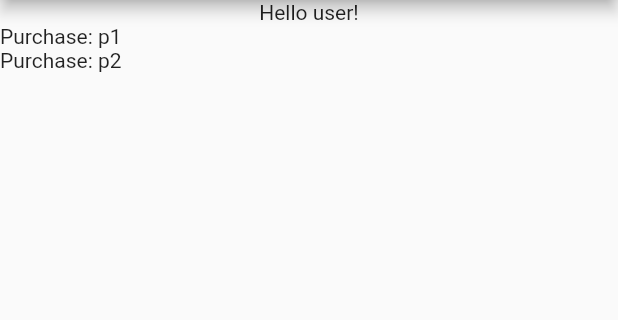
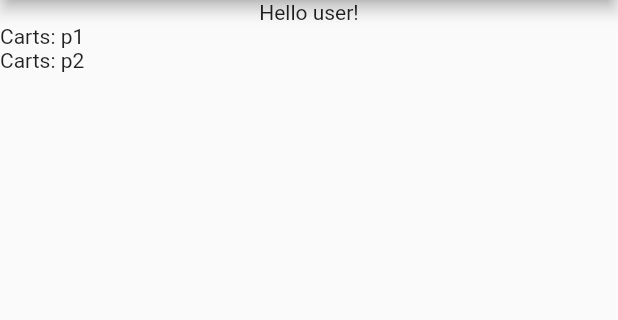
Before and after one commit to Omerixe/EcoMi, a Flutter app: the screen it shows after launch, on a phone screen of 412 x 824 dp, the part 84-404 px from its top. Run offline on Flutter 3.47's test engine with Material 2 defaults, Android fonts, the phone set to English and light mode, and no system bars.

Commit message:
rename purchase to cart

```diff
--- a/assets/customer.json
+++ b/assets/customer.json
@@ -1,6 +1,6 @@
 {
   "id": "customer1",
-  "purchases": [
+  "carts": [
     {
       "id": "p1",
       "score": 2
--- a/lib/data/purchase.dart
+++ b/lib/data/cart.dart
@@ -1,19 +1,18 @@
 import 'package:json_annotation/json_annotation.dart';
 
-part 'purchase.g.dart';
+part 'cart.g.dart';
 
 @JsonSerializable()
-class Purchase {
+class Cart {
   final String id;
   final List<Product> products;
   final int score;
 
-  Purchase(this.id, this.products, this.score);
+  Cart(this.id, this.products, this.score);
 
-  factory Purchase.fromJson(Map<String, dynamic> json) =>
-      _$PurchaseFromJson(json);
+  factory Cart.fromJson(Map<String, dynamic> json) => _$CartFromJson(json);
 
-  Map<String, dynamic> toJson() => _$PurchaseToJson(this);
+  Map<String, dynamic> toJson() => _$CartToJson(this);
 }
 
 @JsonSerializable()
--- a/lib/data/customer.dart
+++ b/lib/data/customer.dart
@@ -5,9 +5,9 @@ part 'customer.g.dart';
 @JsonSerializable()
 class Customer {
   final String id;
-  final List<Purchase> purchases;
+  final List<Cart> carts;
 
-  Customer(this.id, this.purchases);
+  Customer(this.id, this.carts);
 
   factory Customer.fromJson(Map<String, dynamic> json) =>
       _$CustomerFromJson(json);
@@ -16,14 +16,13 @@ class Customer {
 }
 
 @JsonSerializable()
-class Purchase {
+class Cart {
   final String id;
   final int score;
 
-  Purchase(this.id, this.score);
+  Cart(this.id, this.score);
 
-  factory Purchase.fromJson(Map<String, dynamic> json) =>
-      _$PurchaseFromJson(json);
+  factory Cart.fromJson(Map<String, dynamic> json) => _$CartFromJson(json);
 
-  Map<String, dynamic> toJson() => _$PurchaseToJson(this);
+  Map<String, dynamic> toJson() => _$CartToJson(this);
 }
--- a/lib/repository.dart
+++ b/lib/repository.dart
@@ -8,7 +8,7 @@ import 'data/customer.dart';
 abstract class Repository {
   Future<Customer> fetchCustomer();
 
-  Future<Purchase> fetchPurchase(String customerId, String purchaseId);
+  Future<Cart> fetchCart(String customerId, String purchaseId);
 }
 
 class NetworkRepository implements Repository {
@@ -25,22 +25,22 @@ class NetworkRepository implements Repository {
     } else {
       // If the server did not return a 200 OK response,
       // then throw an exception.
-      throw Exception('Failed to load album');
+      throw Exception('Failed to load customer');
     }
   }
 
   @override
-  Future<Purchase> fetchPurchase(String customerId, String purchaseId) async {
-    final response = await http.get(Uri.parse(url + '/purchase'));
+  Future<Cart> fetchCart(String customerId, String purchaseId) async {
+    final response = await http.get(Uri.parse(url + '/cart'));
 
     if (response.statusCode == 200) {
       // If the server did return a 200 OK response,
       // then parse the JSON.
-      return Purchase.fromJson(jsonDecode(response.body));
+      return Cart.fromJson(jsonDecode(response.body));
     } else {
       // If the server did not return a 200 OK response,
       // then throw an exception.
-      throw Exception('Failed to load album');
+      throw Exception('Failed to load cart');
     }
   }
 }
@@ -53,8 +53,8 @@ class LocalRepository implements Repository {
   }
 
   @override
-  Future<Purchase> fetchPurchase(String customerId, String purchaseId) async {
-    final response = await rootBundle.loadString('assets/purchase.json');
-    return Purchase.fromJson(jsonDecode(response));
+  Future<Cart> fetchCart(String customerId, String purchaseId) async {
+    final response = await rootBundle.loadString('assets/cart.json');
+    return Cart.fromJson(jsonDecode(response));
   }
 }
--- a/lib/screens/home_page.dart
+++ b/lib/screens/home_page.dart
@@ -35,15 +35,14 @@ class _HomePageState extends State<HomePage> {
               Text('Hello user!'),
               Expanded(
                 child: ListView.builder(
-                    itemCount: snapshot.data!.purchases.length,
+                    itemCount: snapshot.data!.carts.length,
                     itemBuilder: (BuildContext context, int index) {
-                      return Text(
-                          'Purchase: ${snapshot.data!.purchases[index].id}');
+                      return Text('Carts: ${snapshot.data!.carts[index].id}');
                     }),
               )
             ]);
           } else if (snapshot.hasError) {
-            return Text('We have an error :(');
+            return Text('We have an error :( ${snapshot.error.toString()}');
           } else {
             return Text('Loading...');
           }
```
Also changed, not shown: assets/cart.json (renamed from assets/purchase.json), lib/data/cart.g.dart, lib/data/customer.g.dart.
